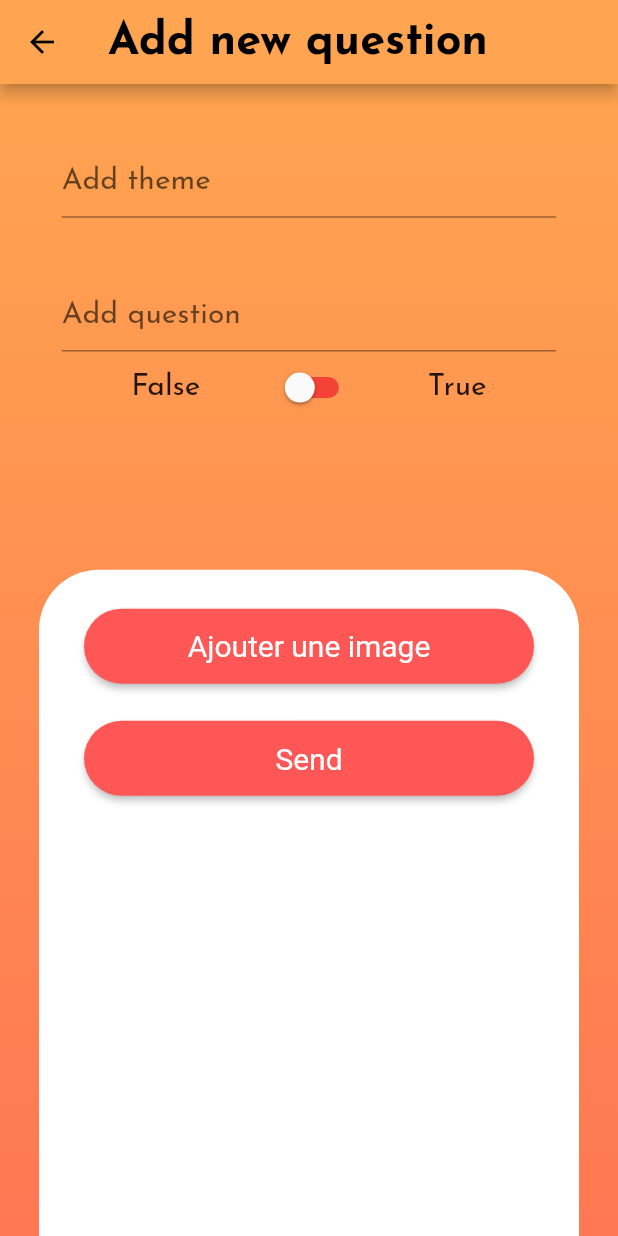
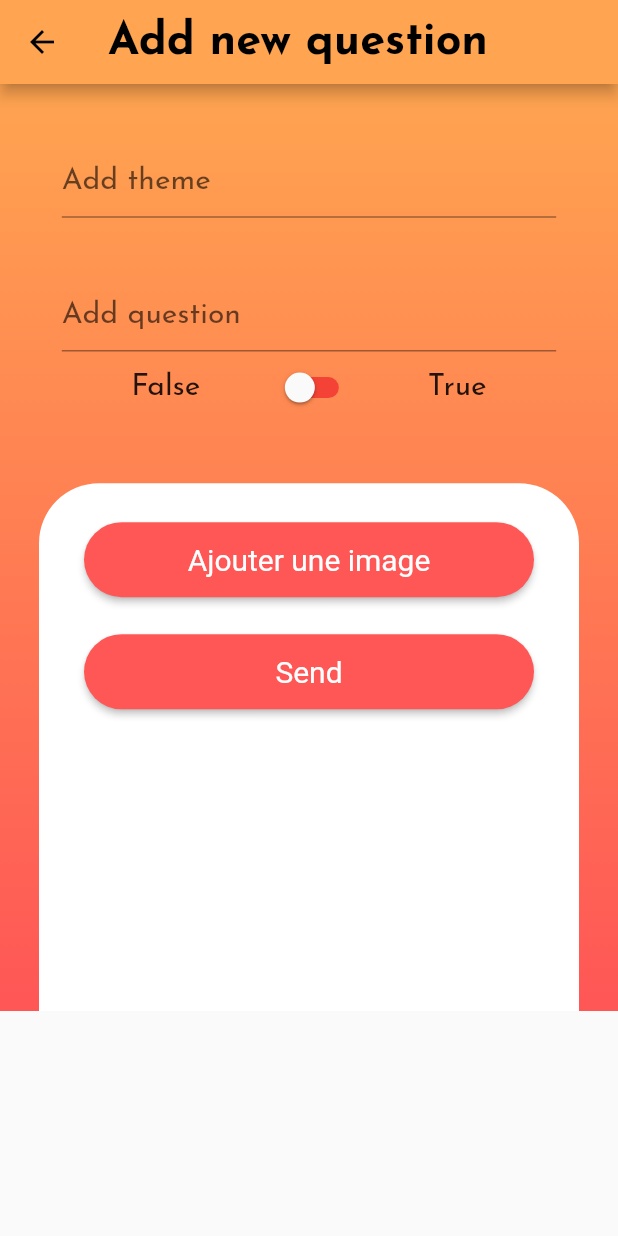
Before and after one commit to Daemoryn/Guessy, a Flutter app: the AddQuestion screen opened directly, on a phone screen of 412 x 824 dp. Run offline on Flutter 3.47's test engine with Material 2 defaults, Android fonts, the phone set to English and light mode, and no system bars; our stand-ins replace bloc, cloud_firestore, firebase_core, firebase_storage, flutter_bloc, font_awesome_flutter and 2 more; accounts and stored records are empty.

Commit message:
some style

```diff
--- a/lib/views/add_question_view.dart
+++ b/lib/views/add_question_view.dart
@@ -47,9 +47,13 @@ class _AddQuestionState extends State<AddQuestion> {
       body: Provider<ImageCubit>(
         create: (context) => ImageCubit(),
         child: SingleChildScrollView(
-          child: Container(
+          child: Builder(builder: (BuildContext ctxScaffold) {
+            return BlocBuilder<ImageCubit, File?>(builder: (context, state) {
+              return Container(
                 width: MediaQuery.of(context).size.width,
-            height: MediaQuery.of(context).size.height * 1.63,
+                height: (state != null)
+                    ? MediaQuery.of(context).size.height * 1
+                    : MediaQuery.of(context).size.height * 0.75,
                 decoration: const BoxDecoration(
                   gradient: LinearGradient(
                     begin: Alignment.topLeft,
@@ -120,12 +124,12 @@ class _AddQuestionState extends State<AddQuestion> {
                               ),
                             ),
                             SizedBox(
-                          height: MediaQuery.of(context).size.height * 0.1,
+                              height: MediaQuery.of(context).size.height * 0.03,
                             ),
                             if (state != null)
                               Image.file(
                                 state,
-                            width: MediaQuery.of(context).size.width * 0.8,
+                                width: MediaQuery.of(context).size.width * 0.3,
                               ),
                             if (state != null)
                               SizedBox(
@@ -151,8 +155,6 @@ class _AddQuestionState extends State<AddQuestion> {
                                     right: 30,
                                   ),
                                   child: Column(
-                                // mainAxisAlignment: MainAxisAlignment.start,
-                                // crossAxisAlignment: CrossAxisAlignment.center,
                                     children: [
                                       (state != null)
                                           ? ElevatedButton(
@@ -224,7 +226,6 @@ class _AddQuestionState extends State<AddQuestion> {
                                                 );
                                               });
                                             });
-                                        // );
                                           } else {
                                             Scaffold.of(ctxScaffold).showSnackBar(const SnackBar(
                                               content: Text("Please complete all fields"),
@@ -248,7 +249,9 @@ class _AddQuestionState extends State<AddQuestion> {
                     );
                   },
                 ),
-          ),
+              );
+            });
+          }),
         ),
       ),
     );
```
Also changed, not shown: lib/views/questions_view.dart (+9 -3 lines). Lines whose indentation alone changed are shown as unchanged.
